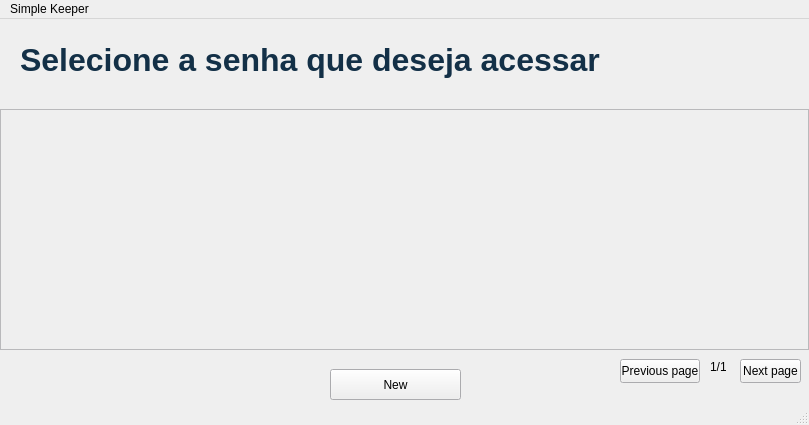
Old version of the form mainwindow.ui in the repository TiagoJSaraiva/CJOPROO.
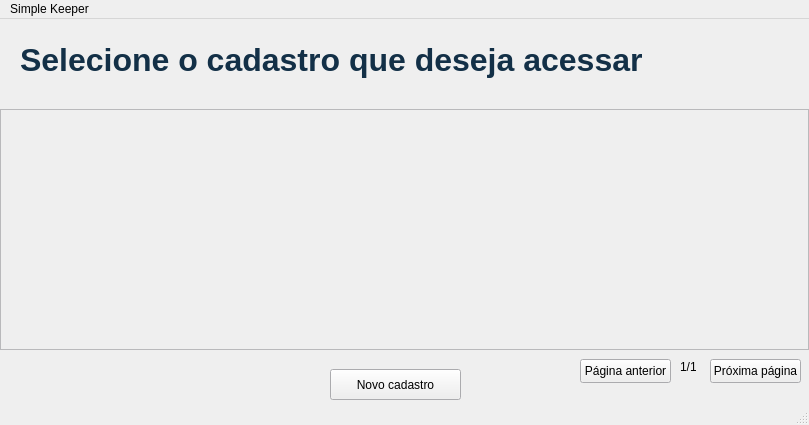
New version of the form. Icons and pictures are not drawn.

The edit to the form file:
```diff
--- a/mainwindow.ui
+++ b/mainwindow.ui
@@ -131,7 +131,7 @@
      </font>
     </property>
     <property name="text">
-     <string>Selecione a senha que deseja acessar</string>
+     <string>Selecione o cadastro que deseja acessar</string>
     </property>
    </widget>
    <widget class="QPushButton" name="addCardButton">
@@ -147,7 +147,7 @@
      <cursorShape>PointingHandCursor</cursorShape>
     </property>
     <property name="text">
-     <string>New</string>
+     <string>Novo cadastro</string>
     </property>
    </widget>
    <widget class="QLabel" name="logo">
@@ -215,33 +215,33 @@
    <widget class="QPushButton" name="buttonNextPage">
     <property name="geometry">
      <rect>
-      <x>740</x>
+      <x>710</x>
       <y>340</y>
-      <width>61</width>
+      <width>91</width>
       <height>24</height>
      </rect>
     </property>
     <property name="text">
-     <string>Next page</string>
+     <string>Próxima página</string>
     </property>
    </widget>
    <widget class="QPushButton" name="buttonPrevPage">
     <property name="geometry">
      <rect>
-      <x>620</x>
+      <x>580</x>
       <y>340</y>
-      <width>80</width>
+      <width>91</width>
       <height>24</height>
      </rect>
     </property>
     <property name="text">
-     <string>Previous page</string>
+     <string>Página anterior</string>
     </property>
    </widget>
    <widget class="QLabel" name="labelPageInfo">
     <property name="geometry">
      <rect>
-      <x>710</x>
+      <x>680</x>
       <y>340</y>
       <width>16</width>
       <height>16</height>
```
